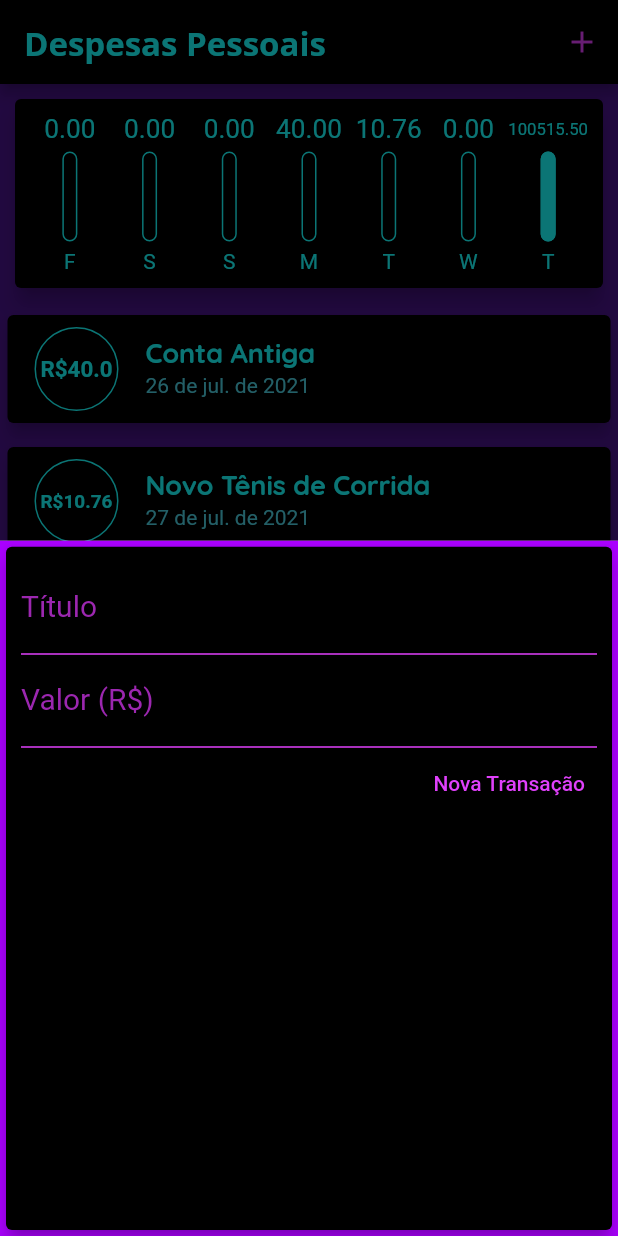
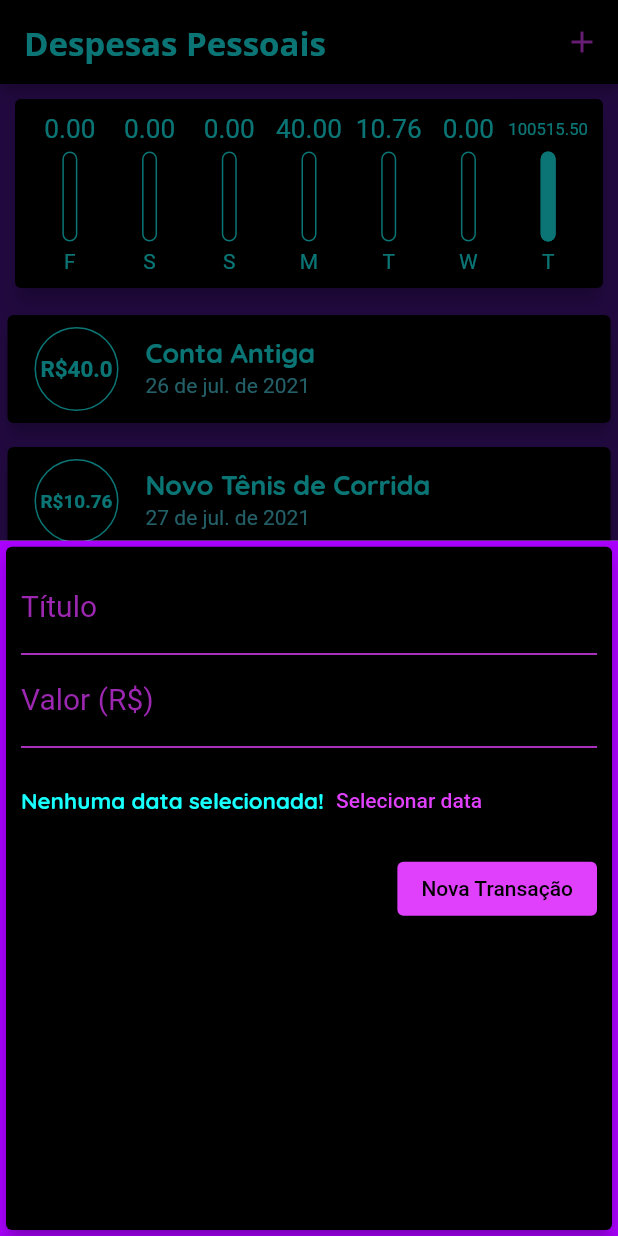
Before and after one commit to oscarbfs/Expenses_app, a Flutter app: the screen it shows after launch, after a tap on the "add" icon, on a phone screen of 412 x 824 dp. Run offline on Flutter 3.47's test engine with Material 2 defaults, Android fonts, the phone set to English and light mode, and no system bars.

Commit message:
Preparando Formulário

```diff
--- a/lib/components/transaction_form.dart
+++ b/lib/components/transaction_form.dart
@@ -66,14 +66,34 @@ class _TransactionFormState extends State<TransactionForm> {
                   ),
                 ),
               ),
+              Container(
+                height: 70,
+                child: Row(
+                  children: <Widget>[
+                    Text(
+                      'Nenhuma data selecionada!',
+                      style: Theme.of(context).textTheme.headline5,
+                    ),
+                    TextButton(
+                      child: Text(
+                        'Selecionar data',
+                        style: TextStyle(color: Theme.of(context).buttonColor),
+                      ),
+                      onPressed: () {},
+                    )
+                  ],
+                ),
+              ),
               Row(
                 mainAxisAlignment: MainAxisAlignment.end,
                 children: <Widget>[
-                  TextButton(
+                  ElevatedButton(
                     child: Text('Nova Transação'),
                     style: ButtonStyle(
-                      foregroundColor:
-                          MaterialStateProperty.all<Color>(Colors.purpleAccent),
+                      backgroundColor: MaterialStateProperty.all<Color>(
+                          Theme.of(context).buttonColor),
+                      foregroundColor: MaterialStateProperty.all<Color>(
+                          Theme.of(context).primaryColor),
                     ),
                     onPressed: _submitForm,
                   ),
--- a/lib/main.dart
+++ b/lib/main.dart
@@ -22,6 +22,12 @@ class Expenses extends StatelessWidget {
                 color: Colors.cyanAccent,
                 fontFamily: 'Quicksand',
                 fontSize: 18,
+                fontWeight: FontWeight.bold,
+              ),
+              headline5: TextStyle(
+                color: Colors.cyanAccent,
+                fontFamily: 'Quicksand',
+                fontSize: 15,
                 fontWeight: FontWeight.bold,
               ),
             ),
```
